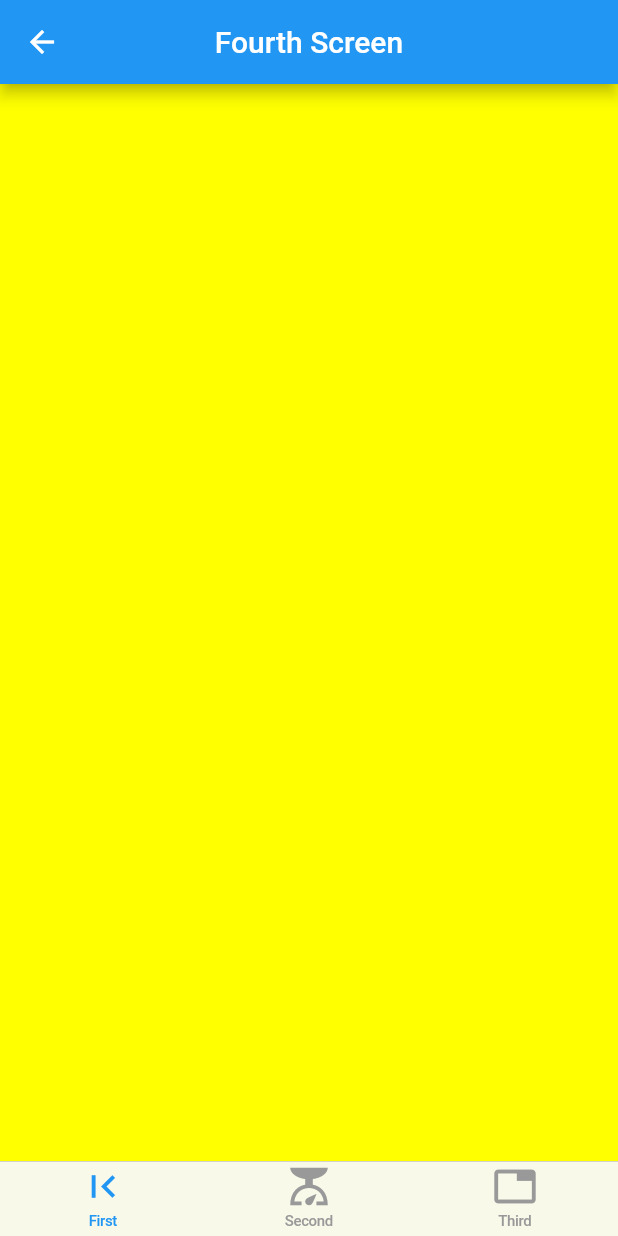
After one commit to keybow007/persist_btm_navi_no_package_sample, a Flutter app: the screen it shows after launch, after a tap on "Fourth Screenへすすむ", on a phone screen of 412 x 824 dp. The commit adds this screen. Run offline on Flutter 3.47's test engine with Material 2 defaults, Android fonts, the phone set to English and light mode, and no system bars.

Commit message:
遷移先からさらに次の画面に遷移してもBtmNavi残るか

```diff
--- a/lib/screens/first_screen.dart
+++ b/lib/screens/first_screen.dart
@@ -1,4 +1,5 @@
 import 'package:flutter/material.dart';
+import 'package:persist_btm_navi_no_package_sample/screens/fourth_screen.dart';
 
 class FirstScreen extends StatelessWidget {
   const FirstScreen({Key? key}) : super(key: key);
@@ -13,7 +14,19 @@
       ),
       body: Container(
         color: Colors.blueAccent,
+        child: Center(
+          child: ElevatedButton(
+            onPressed: () => _openFourthScreen(context),
+            child: Text("Fourth Screenへすすむ"),
+          ),
+        ),
       ),
     );
   }
+
+  _openFourthScreen(BuildContext context) {
+    Navigator.push(context, MaterialPageRoute(
+      builder: (context) => FourthScreen()
+    ));
+  }
 }
--- /dev/null
+++ b/lib/screens/fourth_screen.dart
@@ -0,0 +1,18 @@
+import 'package:flutter/material.dart';
+
+class FourthScreen extends StatelessWidget {
+  const FourthScreen({Key? key}) : super(key: key);
+
+  @override
+  Widget build(BuildContext context) {
+    return Scaffold(
+      appBar: AppBar(
+        title: Text("Fourth Screen"),
+        centerTitle: true,
+      ),
+      body: Container(
+        color: Colors.yellowAccent,
+      ),
+    );
+  }
+}
--- a/lib/screens/second_screen.dart
+++ b/lib/screens/second_screen.dart
@@ -5,6 +5,7 @@
 
   @override
   Widget build(BuildContext context) {
+    //TODO 遷移先の画面は普通にScaffold使って大丈夫
     return Scaffold(
       appBar: AppBar(
         title: Text("Second Screen"),
```
